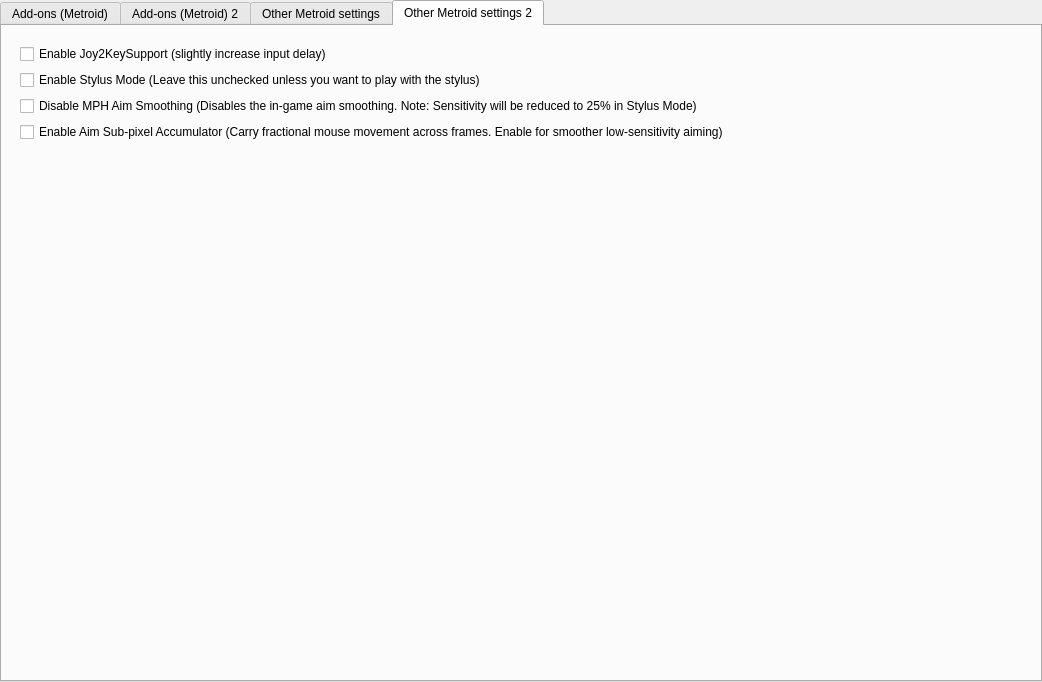
Qt form src/frontend/qt_sdl/InputConfig/MelonPrimeInputConfig.ui (ag-advania/melonPrimeDS) before a commit.
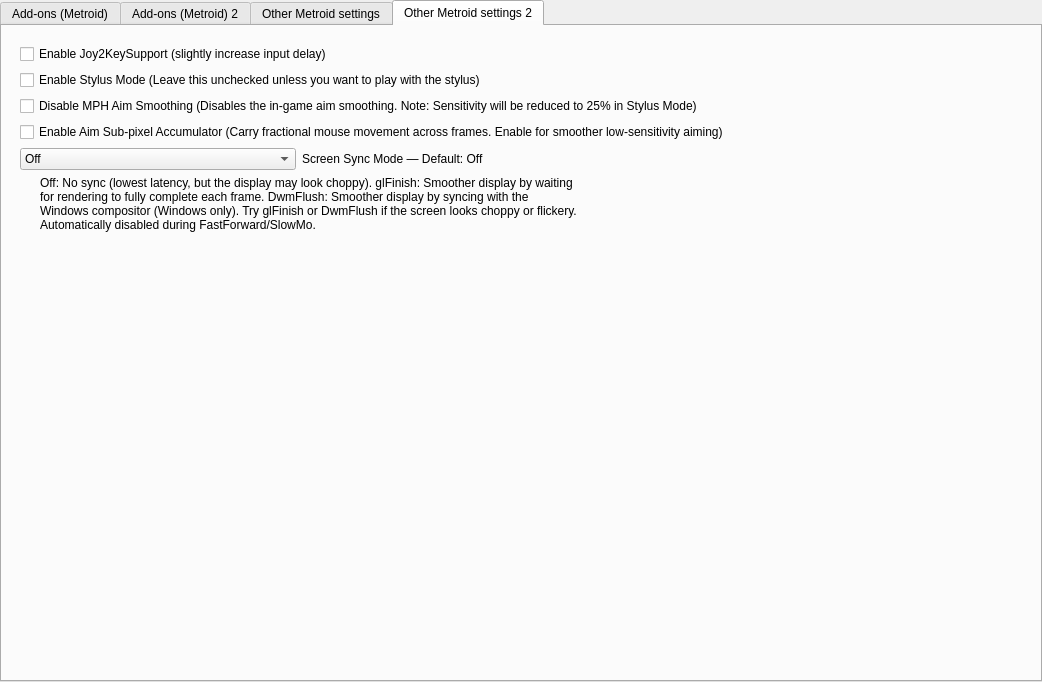
The same form after that commit. The open tabs and pages were chosen to show the change.

The edit to the form file:
```diff
--- a/src/frontend/qt_sdl/InputConfig/MelonPrimeInputConfig.ui
+++ b/src/frontend/qt_sdl/InputConfig/MelonPrimeInputConfig.ui
@@ -548,6 +548,59 @@
 												</property>
 											</widget>
 										</item>
+										<item row="4" column="0">
+											<layout class="QVBoxLayout" name="vboxScreenSync">
+												<item>
+													<layout class="QHBoxLayout" name="hboxScreenSync">
+														<item>
+															<widget class="QComboBox" name="comboMetroidScreenSyncMode">
+																<property name="toolTip">
+																	<string>Screen Sync Mode: Off = no sync call, glFinish = wait for GL commands to complete, DwmFlush = wait for DWM compositor (Windows only)</string>
+																</property>
+																<item>
+																	<property name="text">
+																		<string>Off</string>
+																	</property>
+																</item>
+																<item>
+																	<property name="text">
+																		<string>glFinish</string>
+																	</property>
+																</item>
+																<item>
+																	<property name="text">
+																		<string>DwmFlush</string>
+																	</property>
+																</item>
+																<property name="currentIndex">
+																	<number>0</number>
+																</property>
+															</widget>
+														</item>
+														<item>
+															<widget class="QLabel" name="labelMetroidScreenSyncMode">
+																<property name="text">
+																	<string>Screen Sync Mode — Default: Off</string>
+																</property>
+															</widget>
+														</item>
+													</layout>
+												</item>
+												<item>
+													<widget class="QLabel" name="labelMetroidScreenSyncDesc">
+														<property name="text">
+															<string>Off: No sync (lowest latency, but the display may look choppy). glFinish: Smoother display by waiting for rendering to fully complete each frame. DwmFlush: Smoother display by syncing with the Windows compositor (Windows only). Try glFinish or DwmFlush if the screen looks choppy or flickery. Automatically disabled during FastForward/SlowMo.</string>
+														</property>
+														<property name="wordWrap">
+															<bool>true</bool>
+														</property>
+														<property name="indent">
+															<number>20</number>
+														</property>
+													</widget>
+												</item>
+											</layout>
+										</item>
 									</layout>
 								</widget>
 							</item>
```
